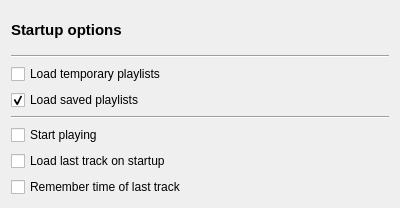
This is src/GUI/StartupDialog/GUI_StartupDialog.ui in return42/sayonara as Qt 5 draws it before an edit. The edited form follows.
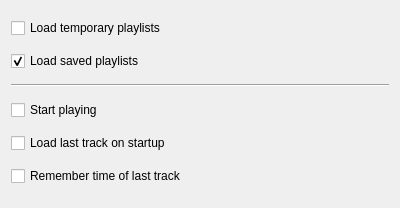
This is the edited form.

Diff of the .ui file:
```diff
--- a/src/GUI/StartupDialog/GUI_StartupDialog.ui
+++ b/src/GUI/StartupDialog/GUI_StartupDialog.ui
@@ -11,42 +11,35 @@
    </rect>
   </property>
   <layout class="QGridLayout" name="gridLayout">
+   <item row="4" column="0">
+    <widget class="QCheckBox" name="cb_load_last_track">
+     <property name="text">
+      <string>Load last track on startup</string>
+     </property>
+    </widget>
+   </item>
    <item row="2" column="0">
+    <widget class="Line" name="line_3">
+     <property name="orientation">
+      <enum>Qt::Horizontal</enum>
+     </property>
+    </widget>
+   </item>
+   <item row="0" column="0">
     <widget class="QCheckBox" name="cb_load_temporary_playlists">
      <property name="text">
       <string>Load temporary playlists</string>
      </property>
     </widget>
    </item>
-   <item row="0" column="0">
-    <widget class="QLabel" name="lab_title">
-     <property name="font">
-      <font>
-       <pointsize>11</pointsize>
-       <weight>75</weight>
-       <bold>true</bold>
-      </font>
-     </property>
-     <property name="text">
-      <string>Startup options</string>
-     </property>
-    </widget>
-   </item>
-   <item row="5" column="0">
+   <item row="3" column="0">
     <widget class="QCheckBox" name="cb_start_playing">
      <property name="text">
       <string>Start playing</string>
      </property>
     </widget>
    </item>
-   <item row="6" column="0">
-    <widget class="QCheckBox" name="cb_load_last_track">
-     <property name="text">
-      <string>Load last track on startup</string>
-     </property>
-    </widget>
-   </item>
-   <item row="3" column="0">
+   <item row="1" column="0">
     <widget class="QCheckBox" name="cb_load_saved_playlists">
      <property name="text">
       <string>Load saved playlists</string>
@@ -56,21 +49,7 @@
      </property>
     </widget>
    </item>
-   <item row="1" column="0">
-    <widget class="Line" name="line">
-     <property name="orientation">
-      <enum>Qt::Horizontal</enum>
-     </property>
-    </widget>
-   </item>
-   <item row="4" column="0">
-    <widget class="Line" name="line_3">
-     <property name="orientation">
-      <enum>Qt::Horizontal</enum>
-     </property>
-    </widget>
-   </item>
-   <item row="7" column="0">
+   <item row="5" column="0">
     <widget class="QCheckBox" name="cb_remember_time">
      <property name="text">
       <string>Remember time of last track</string>
```
